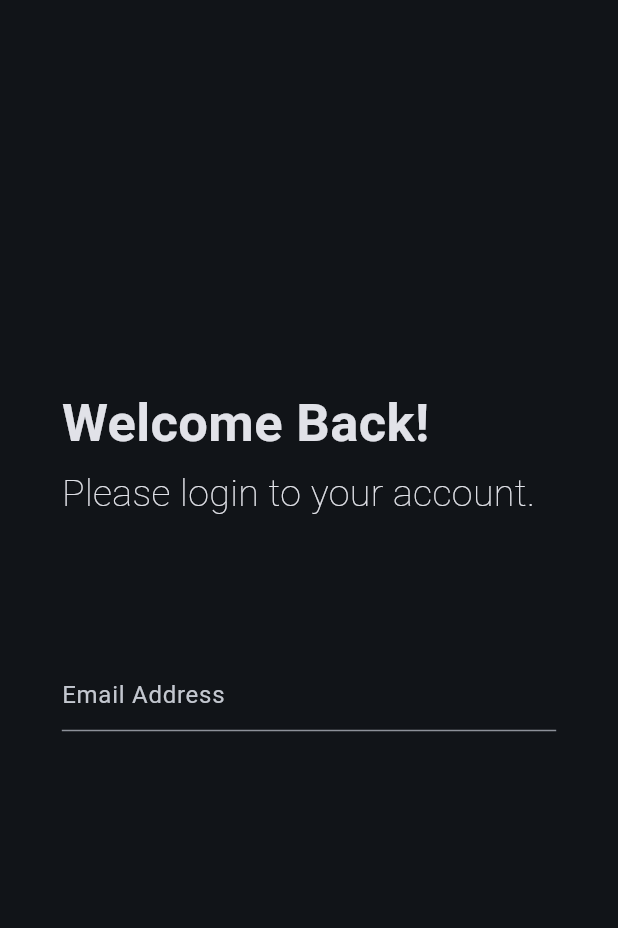
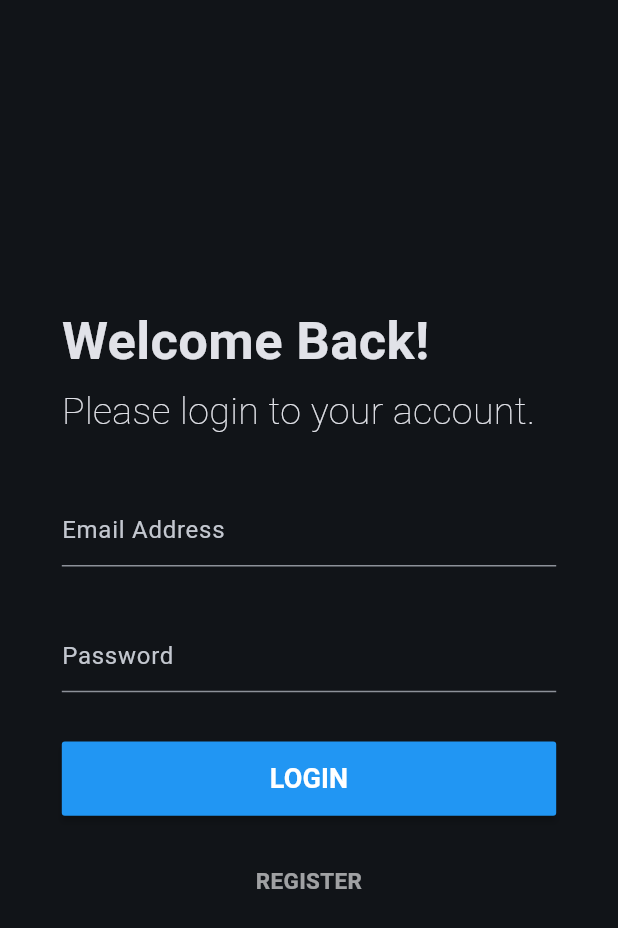
Before and after one commit to charankulal/ConnectLy, a Flutter app: the screen it shows after launch, on a phone screen of 412 x 824 dp. Shown: the top 928 px of the screen. Run offline on Flutter 3.47's test engine with Material 3 defaults, Android fonts, the phone set to English and light mode, and no system bars; our stand-ins replace firebase_analytics; accounts and stored records are empty.

Commit message:
Completed the design of login page UI and added login and register buttons.

```diff
--- /dev/null
+++ b/devtools_options.yaml
@@ -0,0 +1 @@
+extensions:
--- a/lib/pages/login_page.dart
+++ b/lib/pages/login_page.dart
@@ -36,7 +36,7 @@ class _LoginPageState extends State<LoginPage> {
     return Container(
       height: _deviceHeight * 0.60,
       alignment: Alignment.center,
-      padding: EdgeInsets.symmetric(horizontal: _deviceWidth*0.10),
+      padding: EdgeInsets.symmetric(horizontal: _deviceWidth * 0.10),
       child: Column(
         mainAxisAlignment: MainAxisAlignment.spaceEvenly,
         mainAxisSize: MainAxisSize.max,
@@ -44,6 +44,8 @@ class _LoginPageState extends State<LoginPage> {
         children: <Widget>[
           _headingWidget(),
           _inputForm(),
+          _loginButton(),
+          _registerButton(),
         ],
       ),
     );
@@ -82,6 +84,7 @@ class _LoginPageState extends State<LoginPage> {
           mainAxisSize: MainAxisSize.max,
           children: <Widget>[
             _emailTextField(),
+            _passwordTextField(),
           ],
         ),
       ),
@@ -105,4 +108,59 @@ class _LoginPageState extends State<LoginPage> {
       ),
     );
   }
+
+  Widget _passwordTextField() {
+    return TextFormField(
+      autocorrect: false,
+      obscureText: true,
+      style: TextStyle(color: Colors.white),
+      validator: (_input) {},
+      onSaved: (_input) {},
+      cursorColor: Colors.white,
+      decoration: InputDecoration(
+        hintText: "Password",
+        focusedBorder: UnderlineInputBorder(
+          borderSide: BorderSide(
+            color: Colors.white,
+          ),
+        ),
+      ),
+    );
+  }
+
+  Widget _loginButton() {
+    return Container(
+      height: _deviceHeight * 0.06,
+      width: _deviceWidth,
+      child: MaterialButton(
+        onPressed: () {},
+        color: Colors.blue,
+        child: Text(
+          "LOGIN",
+          style: TextStyle(
+            fontSize: 18,
+            fontWeight: FontWeight.w700,
+          ),
+        ),
+      ),
+    );
+  }
+
+  Widget _registerButton() {
+    return GestureDetector(
+      onTap: () {
+        print("Heyy");
+      },
+      child: Container(
+        height: _deviceHeight * 0.06,
+        width: _deviceWidth,
+        child: Text(
+          "REGISTER",
+          textAlign: TextAlign.center,
+          style: TextStyle(
+              fontSize: 15, fontWeight: FontWeight.w700, color: Colors.white60),
+        ),
+      ),
+    );
+  }
 }
```
